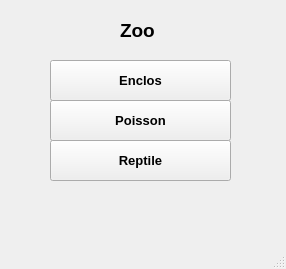
The window that main_ui.ui (jlebelj/Exam-_zoo) describes before a commit, drawn with Qt 5.
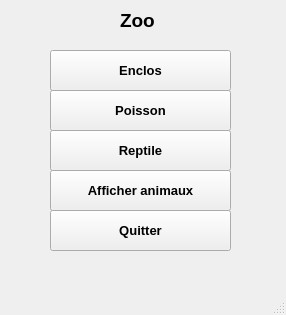
The same window after the commit.

```diff
--- a/main_ui.ui
+++ b/main_ui.ui
@@ -7,7 +7,7 @@
     <x>0</x>
     <y>0</y>
     <width>286</width>
-    <height>269</height>
+    <height>315</height>
    </rect>
   </property>
   <property name="windowTitle">
@@ -18,7 +18,7 @@
     <property name="geometry">
      <rect>
       <x>120</x>
-      <y>20</y>
+      <y>10</y>
       <width>41</width>
       <height>21</height>
      </rect>
@@ -38,7 +38,7 @@
     <property name="geometry">
      <rect>
       <x>50</x>
-      <y>100</y>
+      <y>90</y>
       <width>181</width>
       <height>41</height>
      </rect>
@@ -58,7 +58,7 @@
     <property name="geometry">
      <rect>
       <x>50</x>
-      <y>140</y>
+      <y>130</y>
       <width>181</width>
       <height>41</height>
      </rect>
@@ -78,7 +78,7 @@
     <property name="geometry">
      <rect>
       <x>50</x>
-      <y>60</y>
+      <y>50</y>
       <width>181</width>
       <height>41</height>
      </rect>
@@ -94,6 +94,46 @@
      <string>Enclos</string>
     </property>
    </widget>
+   <widget class="QPushButton" name="BT_afficher_animaux">
+    <property name="geometry">
+     <rect>
+      <x>50</x>
+      <y>170</y>
+      <width>181</width>
+      <height>41</height>
+     </rect>
+    </property>
+    <property name="font">
+     <font>
+      <pointsize>10</pointsize>
+      <weight>75</weight>
+      <bold>true</bold>
+     </font>
+    </property>
+    <property name="text">
+     <string>Afficher animaux</string>
+    </property>
+   </widget>
+   <widget class="QPushButton" name="BT_quitter_m">
+    <property name="geometry">
+     <rect>
+      <x>50</x>
+      <y>210</y>
+      <width>181</width>
+      <height>41</height>
+     </rect>
+    </property>
+    <property name="font">
+     <font>
+      <pointsize>10</pointsize>
+      <weight>75</weight>
+      <bold>true</bold>
+     </font>
+    </property>
+    <property name="text">
+     <string>Quitter</string>
+    </property>
+   </widget>
   </widget>
   <widget class="QMenuBar" name="menubar">
    <property name="geometry">
```
